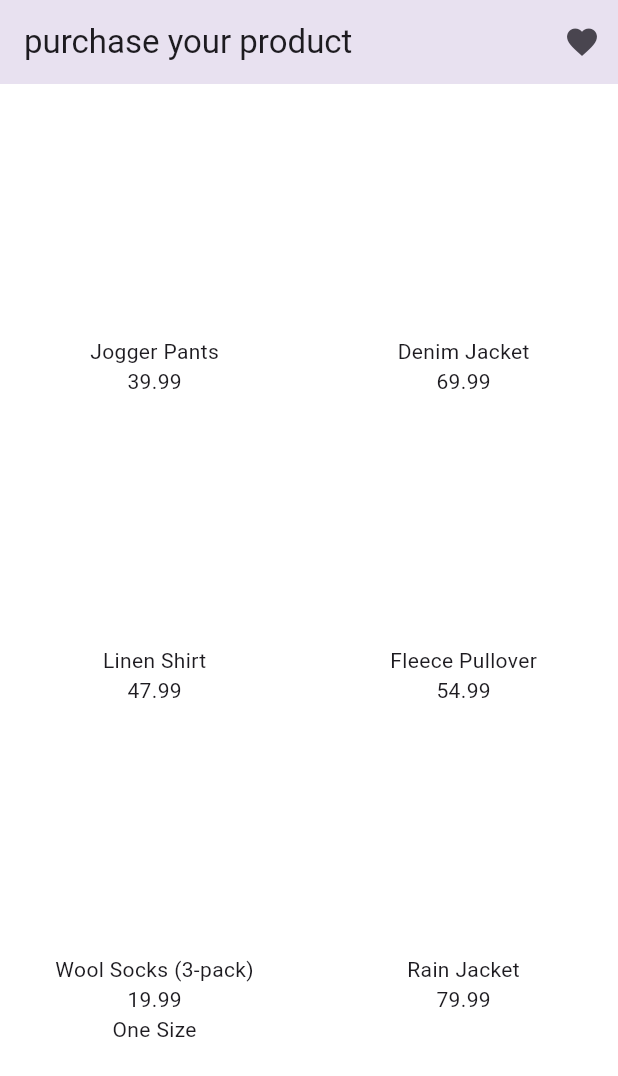
After one commit to AaditAntony/expand, a Flutter app: the screen it shows after launch, scrolled down 2304 dp, after a tap on the "favorite" icon, on a phone screen of 412 x 824 dp. The commit adds this screen. Shown: the top 1076 px of the screen. Run offline on Flutter 3.47's test engine with Material 3 defaults, Android fonts, the phone set to English and light mode, and no system bars; our stand-ins replace cloud_firestore, firebase_auth, firebase_core, flutter_riverpod, google_sign_in; accounts and stored records are empty.

Commit message:
this is the branch that is used to display the product list of name and price for the shopping

```diff
--- /dev/null
+++ b/lib/features/product/product_model.dart
@@ -0,0 +1,30 @@
+class Product {
+  final String id;
+  final String name;
+  final double price;
+  final List<String> sizes;
+  final String color;
+  final String material;
+
+  Product({
+    required this.id,
+    required this.name,
+    required this.price,
+    required this.sizes,
+    required this.color,
+    required this.material,
+  });
+
+  factory Product.fromMap(Map<String, dynamic> map) {
+    return Product(
+      id: map['id'] ?? "",
+      name: map["name"] ?? "",
+      price: (map['price'] as num).toDouble(),
+      sizes: List<String>.from(map['size'] ?? []),
+      color: map['color'] ?? "",
+      material: map["material"] ?? "",
+    );
+  }
+
+  // map this is the
+}
--- /dev/null
+++ b/lib/features/product/product_repositories.dart
@@ -0,0 +1,214 @@
+class ProductData {
+  List<Map<String, dynamic>> clothingProducts = [
+    {
+      'name': 'Classic White T-Shirt',
+      'price': 19.99,
+      'size': ['S', 'M', 'L', 'XL'],
+      'color': 'White',
+      'material': '100% Cotton',
+    },
+    {
+      'name': 'Black Denim Jeans',
+      'price': 49.99,
+      'size': ['28', '30', '32', '34'],
+      'color': 'Black',
+      'material': 'Denim',
+    },
+    {
+      'name': 'Striped Polo Shirt',
+      'price': 29.99,
+      'size': ['S', 'M', 'L'],
+      'color': 'Navy/White',
+      'material': 'Cotton/Polyester',
+    },
+    {
+      'name': 'Hooded Sweatshirt',
+      'price': 39.99,
+      'size': ['M', 'L', 'XL'],
+      'color': 'Gray',
+      'material': 'Fleece',
+    },
+    {
+      'name': 'Cargo Shorts',
+      'price': 34.99,
+      'size': ['30', '32', '34'],
+      'color': 'Khaki',
+      'material': 'Cotton Twill',
+    },
+    {
+      'name': 'V-Neck Sweater',
+      'price': 45.99,
+      'size': ['S', 'M', 'L'],
+      'color': 'Burgundy',
+      'material': 'Merino Wool',
+    },
+    {
+      'name': 'Athletic Leggings',
+      'price': 27.99,
+      'size': ['XS', 'S', 'M'],
+      'color': 'Black',
+      'material': 'Spandex/Nylon',
+    },
+    {
+      'name': 'Flannel Shirt',
+      'price': 32.99,
+      'size': ['S', 'M', 'L', 'XL'],
+      'color': 'Red/Black',
+      'material': 'Brushed Cotton',
+    },
+    {
+      'name': 'Bomber Jacket',
+      'price': 89.99,
+      'size': ['M', 'L', 'XL'],
+      'color': 'Olive Green',
+      'material': 'Polyester',
+    },
+    {
+      'name': 'Chino Pants',
+      'price': 42.99,
+      'size': ['30', '32', '34', '36'],
+      'color': 'Beige',
+      'material': 'Cotton',
+    },
+    {
+      'name': 'Tank Top',
+      'price': 14.99,
+      'size': ['S', 'M', 'L'],
+      'color': 'Heather Gray',
+      'material': 'Cotton/Lycra',
+    },
+    {
+      'name': 'Winter Parka',
+      'price': 129.99,
+      'size': ['S', 'M', 'L'],
+      'color': 'Navy',
+      'material': 'Nylon/Insulated',
+    },
+    {
+      'name': 'Oxford Shirt',
+      'price': 37.99,
+      'size': ['S', 'M', 'L'],
+      'color': 'Light Blue',
+      'material': 'Cotton Oxford',
+    },
+    {
+      'name': 'Yoga Pants',
+      'price': 29.99,
+      'size': ['XS', 'S', 'M', 'L'],
+      'color': 'Dark Purple',
+      'material': 'Polyester/Spandex',
+    },
+    {
+      'name': 'Leather Jacket',
+      'price': 199.99,
+      'size': ['S', 'M', 'L'],
+      'color': 'Black',
+      'material': 'Genuine Leather',
+    },
+    {
+      'name': 'Canvas Sneakers',
+      'price': 49.99,
+      'size': ['7', '8', '9', '10'],
+      'color': 'White',
+      'material': 'Canvas/Rubber',
+    },
+    {
+      'name': 'Cashmere Scarf',
+      'price': 59.99,
+      'size': ['One Size'],
+      'color': 'Camel',
+      'material': 'Cashmere',
+    },
+    {
+      'name': 'Swim Trunks',
+      'price': 24.99,
+      'size': ['S', 'M', 'L'],
+      'color': 'Navy/White',
+      'material': 'Quick-Dry Polyester',
+    },
+    {
+      'name': 'Wool Coat',
+      'price': 149.99,
+      'size': ['S', 'M', 'L'],
+      'color': 'Charcoal',
+      'material': 'Wool Blend',
+    },
+    {
+      'name': 'Graphic Tee',
+      'price': 22.99,
+      'size': ['S', 'M', 'L', 'XL'],
+      'color': 'Black',
+      'material': 'Cotton',
+    },
+    {
+      'name': 'Corduroy Pants',
+      'price': 44.99,
+      'size': ['30', '32', '34'],
+      'color': 'Brown',
+      'material': 'Cotton Corduroy',
+    },
+    {
+      'name': 'Puffer Vest',
+      'price': 64.99,
+      'size': ['S', 'M', 'L'],
+      'color': 'Black',
+      'material': 'Nylon/Down',
+    },
+    {
+      'name': 'Silk Blouse',
+      'price': 59.99,
+      'size': ['S', 'M', 'L'],
+      'color': 'Ivory',
+      'material': 'Silk',
+    },
+    {
+      'name': 'Cable Knit Sweater',
+      'price': 52.99,
+      'size': ['S', 'M', 'L'],
+      'color': 'Cream',
+      'material': 'Wool/Acrylic',
+    },
+    {
+      'name': 'Jogger Pants',
+      'price': 39.99,
+      'size': ['S', 'M', 'L'],
+      'color': 'Dark Gray',
+      'material': 'Cotton/Spandex',
+    },
+    {
+      'name': 'Denim Jacket',
+      'price': 69.99,
+      'size': ['S', 'M', 'L'],
+      'color': 'Light Wash',
+      'material': 'Denim',
+    },
+    {
+      'name': 'Linen Shirt',
+      'price': 47.99,
+      'size': ['S', 'M', 'L'],
+      'color': 'White',
+      'material': 'Linen',
+    },
+    {
+      'name': 'Fleece Pullover',
+      'price': 54.99,
+      'size': ['M', 'L', 'XL'],
+      'color': 'Navy',
+      'material': 'Polyester Fleece',
+    },
+    {
+      'name': 'Wool Socks (3-pack)',
+      'price': 19.99,
+      'size': ['One Size'],
+      'color': 'Assorted',
+      'material': 'Merino Wool',
+    },
+    {
+      'name': 'Rain Jacket',
+      'price': 79.99,
+      'size': ['S', 'M', 'L'],
+      'color': 'Yellow',
+      'material': 'Waterproof Nylon',
+    },
+  ];
+}
--- /dev/null
+++ b/lib/features/product/product_screen.dart
@@ -0,0 +1,44 @@
+import 'package:cloud_firestore/cloud_firestore.dart';
+import 'package:expand/features/product/product_viewmodel.dart';
+import 'package:flutter/material.dart';
+import 'package:flutter_riverpod/flutter_riverpod.dart';
+
+class ProductScreen extends ConsumerStatefulWidget {
+  const ProductScreen({super.key});
+
+  @override
+  ConsumerState<ProductScreen> createState() => _ProductScreenState();
+}
+
+class _ProductScreenState extends ConsumerState<ProductScreen> {
+  @override
+  Widget build(BuildContext context) {
+    final productList = ref.read(showProductProvider);
+    return Scaffold(
+      appBar: AppBar(
+        title: Text("purchase your product "),
+        actions: [IconButton(onPressed: () {}, icon: Icon(Icons.favorite))],
+      ),
+
+      body: GridView.builder(
+        gridDelegate: SliverGridDelegateWithFixedCrossAxisCount(
+          crossAxisCount: 2,
+        ),
+        itemCount: productList.length,
+        itemBuilder: (context, index) {
+          return Container(
+            color: Colors.white,
+            child: Column(
+              children: [
+                Text(productList[index].name),
+                Text(productList[index].price.toString()),
+                if (productList[index].price < 20)
+                  Text(productList[index].sizes[0]),
+              ],
+            ),
+          );
+        },
+      ),
+    );
+  }
+}
--- /dev/null
+++ b/lib/features/product/product_viewmodel.dart
@@ -0,0 +1,30 @@
+import 'package:expand/features/product/product_model.dart';
+import 'package:expand/features/product/product_repositories.dart';
+import 'package:flutter_riverpod/flutter_riverpod.dart';
+
+class ProductViewmodel extends StateNotifier<List<Product>> {
+  ProductViewmodel() : super([]) {
+    loadProducts();
+  }
+  Future<void> loadProducts() async {
+    ProductData productData = ProductData();
+
+    state =
+        productData.clothingProducts.map((e) => Product.fromMap(e)).toList();
+    print(state);
+  }
+
+  // this is the price that is less than 20
+
+  List<Product> get affordableProducts =>
+      state.where((product) => product.price < 20).toList();
+}
+
+final productViewmodelProvider =
+    StateNotifierProvider<ProductViewmodel, List<Product>>(
+      (ref) => ProductViewmodel(),
+    );
+
+final showProductProvider = Provider<List<Product>>((ref) {
+  return ref.watch(productViewmodelProvider);
+});
--- a/lib/main.dart
+++ b/lib/main.dart
@@ -1,4 +1,5 @@
 import 'package:expand/features/auth/view/login_screen.dart';
+import 'package:expand/features/product/product_screen.dart';
 import 'package:flutter/material.dart';
 import 'package:flutter_riverpod/flutter_riverpod.dart';
 import 'package:firebase_core/firebase_core.dart';
@@ -17,7 +18,7 @@ class MyApp extends StatelessWidget {
     return MaterialApp(
       title: 'Google Sign-In Demo',
       theme: ThemeData(primarySwatch: Colors.blue),
-      home: const LoginScreen(),
+      home: const ProductScreen(),
     );
   }
 }
```
Also changed, not shown: lib/features/auth/view/login_screen.dart (+10 -0 lines).
